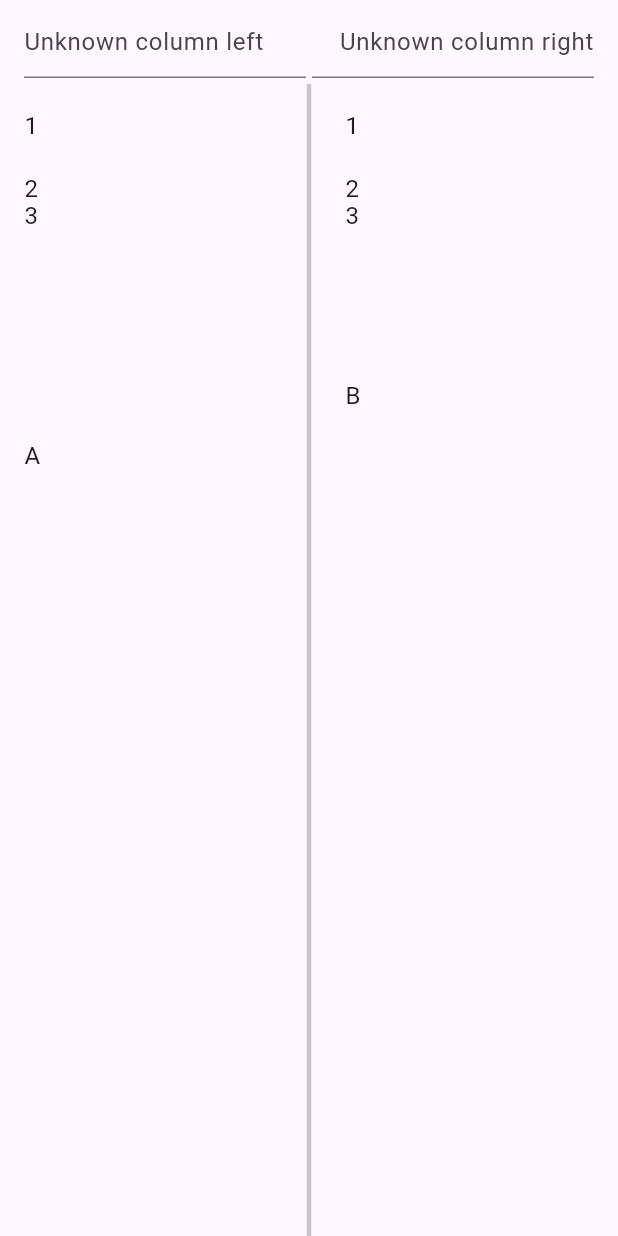
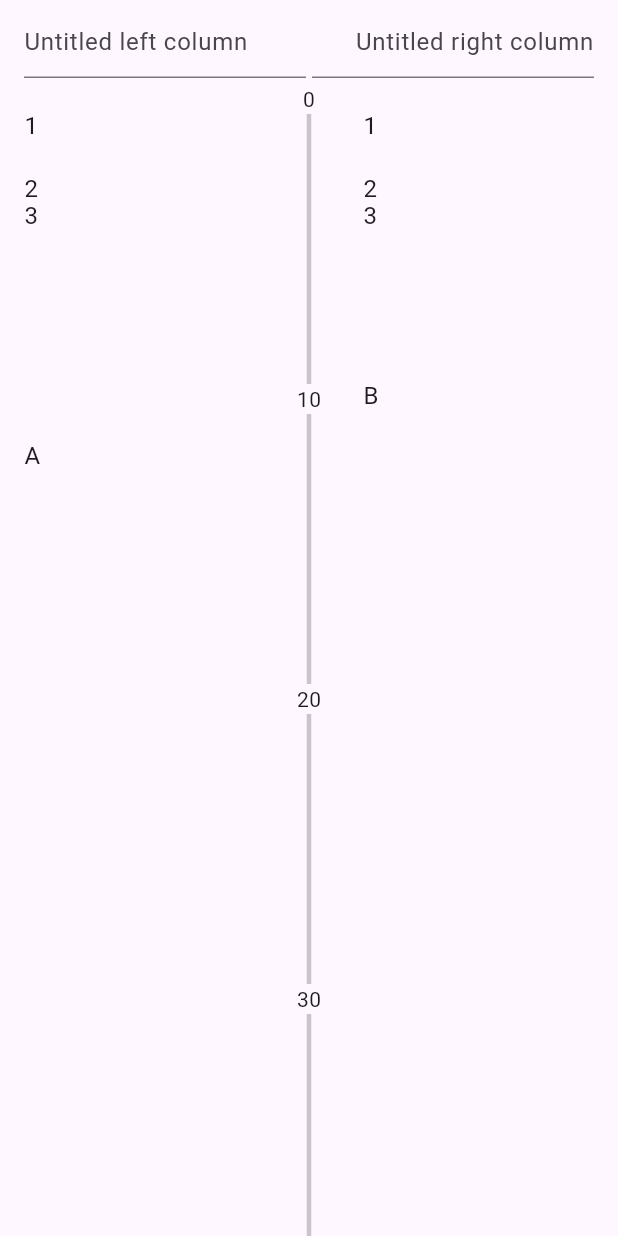
Before and after one commit to NobodyForNothing/timeline-editor, a Flutter app: the screen it shows after launch, on a phone screen of 412 x 824 dp. Run offline on Flutter 3.47's test engine with Material 3 defaults, Android fonts, the light colour scheme and no system bars.

Commit message:
add centered timeline

```diff
--- a/lib/main.dart
+++ b/lib/main.dart
@@ -1,5 +1,6 @@
 import 'package:flutter/material.dart';
 import 'package:timeline_editor/positioned_list_view.dart';
+import 'package:timeline_editor/timeline.dart';
 
 void main() {
   runApp(const MyApp());
@@ -29,30 +30,40 @@ class TimeLineHome extends StatefulWidget {
 }
 
 class _TimeLineHomeState extends State<TimeLineHome> {
-  late final ScrollController controllerLeft;
-  late final ScrollController controllerRight;
+  // String? titleLeft, titleRight;
+
+
+  late final ScrollController _controllerLeft;
+  late final ScrollController _controllerCenter;
+  late final ScrollController _controllerRight;
 
   @override
   void initState() {
     super.initState();
-    controllerLeft = ScrollController();
-    controllerRight = ScrollController();
+    _controllerLeft = ScrollController();
+    _controllerCenter = ScrollController();
+    _controllerRight = ScrollController();
 
-    controllerLeft.addListener(() {
-      print('l: ${controllerLeft.offset}');
-      controllerRight.jumpTo(controllerLeft.offset);
+
+    _controllerLeft.addListener(() {
+      _controllerCenter.jumpTo(_controllerLeft.offset);
+      _controllerRight.jumpTo(_controllerLeft.offset);
     });
-    controllerRight.addListener(() {
-      print('r: ${controllerRight.offset}');
-      controllerLeft.jumpTo(controllerRight.offset);
+    _controllerCenter.addListener(() {
+      _controllerLeft.jumpTo(_controllerRight.offset);
+      _controllerRight.jumpTo(_controllerLeft.offset);
+    });
+    _controllerRight.addListener(() {
+      _controllerLeft.jumpTo(_controllerRight.offset);
+      _controllerCenter.jumpTo(_controllerLeft.offset);
     });
   }
 
 
   @override
   void dispose() {
-    controllerLeft.dispose();
-    controllerRight.dispose();
+    _controllerLeft.dispose();
+    _controllerRight.dispose();
     super.dispose();
   }
 
@@ -66,7 +77,7 @@ class _TimeLineHomeState extends State<TimeLineHome> {
             width: MediaQuery.of(context).size.width / 2 - 18,
             child: const TextField(
               decoration: InputDecoration(
-                  hintText: 'Unknown column left'
+                  hintText: 'Untitled left column'
               ),
             )
           ),
@@ -75,7 +86,7 @@ class _TimeLineHomeState extends State<TimeLineHome> {
               width: MediaQuery.of(context).size.width / 2 - 18,
               child: const TextField(
                 decoration: InputDecoration(
-                  hintText: 'Unknown column right'
+                  hintText: 'Untitled right column'
                 ),
                 textAlign: TextAlign.end,
               )
@@ -89,7 +100,7 @@ class _TimeLineHomeState extends State<TimeLineHome> {
         Expanded(
           child: PositionedListView(
             unitHeight: 20,
-            controller: controllerLeft,
+            controller: _controllerLeft,
             children: {
               1: const ListTile(title: Text('1')),
               3: const ListTile(title: Text('2')),
@@ -99,13 +110,21 @@ class _TimeLineHomeState extends State<TimeLineHome> {
             },
           ),
         ),
-        const VerticalDivider(
-          thickness: 3.0,
+        SizedBox(
+          height: 300 * 20,
+          width: 40,
+          child: TimeLine(
+            controller: _controllerCenter,
+            unitHeight: 20,
+            minTime: 0,
+            maxTime: 300,
+            stepSize: 10,
+          ),
         ),
         Expanded(
           child: PositionedListView(
             unitHeight: 20,
-            controller: controllerRight,
+            controller: _controllerRight,
             children: {
               1: const ListTile(title: Text('1')),
               3: const ListTile(title: Text('2')),
--- /dev/null
+++ b/lib/timeline.dart
@@ -0,0 +1,49 @@
+import 'package:flutter/material.dart';
+
+class TimeLine extends StatelessWidget {
+  const TimeLine({
+    super.key,
+    required this.minTime,
+    required this.maxTime,
+    required this.stepSize,
+    required this.unitHeight,
+    this.controller,
+  }): assert(maxTime > minTime);
+
+  final int minTime;
+  final int maxTime;
+  final int stepSize;
+
+  /// How high one unit is rendered on the screen.
+  final double unitHeight;
+
+  final ScrollController? controller;
+
+  static const double _kLabelHeight = 20;
+
+  @override
+  Widget build(BuildContext context) => ListView.builder(
+    controller: controller,
+    itemCount: ((maxTime - minTime) ~/ stepSize) * 2,
+    itemBuilder: (BuildContext context, int idx) {
+      if (idx % 2 == 1) {
+        return SizedBox(
+          height: (stepSize * unitHeight) - _kLabelHeight,
+          child: const Center(
+            child: VerticalDivider(
+              thickness: 3.0,
+            )
+          )
+        );
+      }
+      return SizedBox(
+        height: _kLabelHeight,
+        child: Center(
+          child: Text((minTime + stepSize * (idx ~/ 2)).toString())
+        ),
+      );
+    },
+
+  );
+
+}
```
